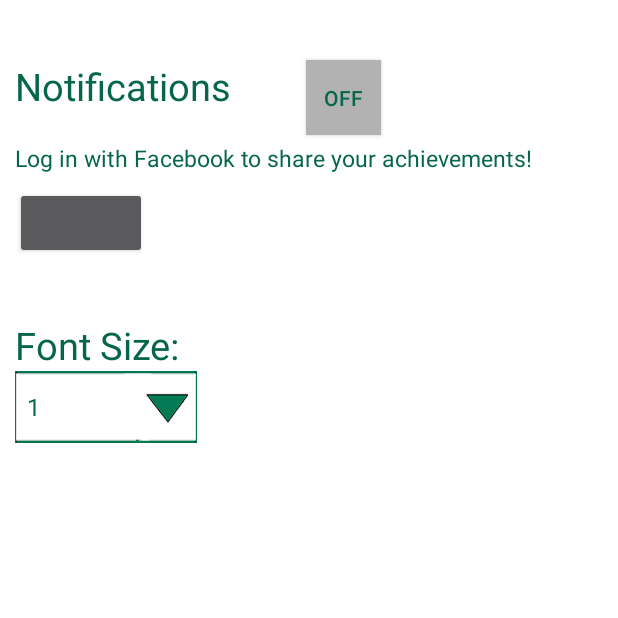
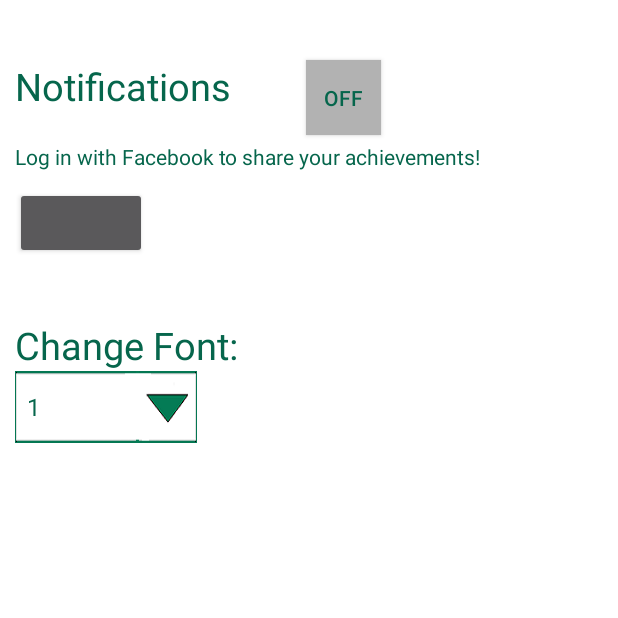
Before and after one commit to d-baranowski/Team-2, an Android app: the fragment OptionsFragment shown on its own in the app's theme, on a phone screen of 412 x 824 dp, the top half of it. Run offline under Robolectric (Android 15) with nearby library versions, the phone set to English and light mode, and no system bars; libraries missing offline, so code that uses them is left out: uk.co.chrisjenx; plain views replace LoginButton; 8 statements that could not run were skipped.

```diff
--- a/Lloyds_Bank_Team2_App2/app/src/main/java/com/team/two/lloyds_app/exceptions/EmptyMandatoryFieldException.java
+++ b/Lloyds_Bank_Team2_App2/app/src/main/java/com/team/two/lloyds_app/exceptions/EmptyMandatoryFieldException.java
@@ -1,4 +1,4 @@
-package com.team.two.lloyds_app.Exceptions;
+package com.team.two.lloyds_app.exceptions;
 
 /**
  * Created by danielbaranowski on 29/03/15.
--- a/Lloyds_Bank_Team2_App2/app/src/main/java/com/team/two/lloyds_app/screens/fragments/OptionsFragment.java
+++ b/Lloyds_Bank_Team2_App2/app/src/main/java/com/team/two/lloyds_app/screens/fragments/OptionsFragment.java
@@ -37,17 +37,19 @@ Purpose : Options screen
         import com.team.two.lloyds_app.R;
         import com.facebook.FacebookSdk;
 
+        import uk.co.chrisjenx.calligraphy.CalligraphyConfig;
 
 
-
-public class OptionsFragment extends android.support.v4.app.Fragment implements CompoundButton.OnCheckedChangeListener {
+  public class OptionsFragment extends android.support.v4.app.Fragment implements CompoundButton.OnCheckedChangeListener {
     View Root;
     public static final String TITLE = "Options";
 
     //UI References
     private ToggleButton notificationsToggle;
     private Spinner FontSpinner;
-    private String[] Font_size = {"1", "2", "3"};
+    private String[] Font = {"1", "2", "3"};
+    private Button doneButton;
+
 
     //facebook SDK References
     private CallbackManager mCallbackManager;
@@ -58,6 +60,7 @@ public class OptionsFragment extends android.support.v4.app.Fragment implements
         FacebookSdk.sdkInitialize(getActivity().getApplicationContext());
         mCallbackManager = CallbackManager.Factory.create();
         notificationsToggle = (ToggleButton) getActivity().findViewById(R.id.notifications_toggle);
+
     }
 
 
@@ -93,22 +96,45 @@ public class OptionsFragment extends android.support.v4.app.Fragment implements
         Root = inflater.inflate(R.layout.fragment_options, container, false);
         getActivity().setRequestedOrientation(ActivityInfo.SCREEN_ORIENTATION_PORTRAIT);
         final Spinner FontSpinner = (Spinner) Root.findViewById(R.id.font_size_spinner);
-        ArrayAdapter<String> adapter = new ArrayAdapter<String>(getActivity(), R.layout.support_simple_spinner_dropdown_item, Font_size);
+        final ArrayAdapter<String> adapter = new ArrayAdapter<String>(getActivity(), R.layout.support_simple_spinner_dropdown_item, Font);
         adapter.setDropDownViewResource(android.R.layout.simple_spinner_dropdown_item);
         FontSpinner.setAdapter(adapter);
-        FontSpinner.setOnItemSelectedListener(new AdapterView.OnItemSelectedListener() {
+        AdapterView.OnItemSelectedListener onSpinner = new AdapterView.OnItemSelectedListener() {
             @Override
             public void onItemSelected(AdapterView<?> parent, View view, int position, long id) {
+                String font1 = "1";
+                String font2="2";
+                String font3="3";
+                if (((String) parent.getSelectedItem()) == font1 ) {
+                    CalligraphyConfig.initDefault(new CalligraphyConfig.Builder()
+                            .setDefaultFontPath("fonts/Exo2-Bold.ttf")
+                            .setFontAttrId(R.attr.fontPath)
+                            .build());
+                }
+                if ((String)parent.getSelectedItem() == font2) {
+                    CalligraphyConfig.initDefault(new CalligraphyConfig.Builder()
+                            .setDefaultFontPath("fonts/Oxygen-Bold.otf")
+                            .setFontAttrId(R.attr.fontPath)
+                            .build());
+                }
+                if ((String)parent.getSelectedItem() == font3) {
+                    CalligraphyConfig.initDefault(new CalligraphyConfig.Builder()
+                            .setDefaultFontPath("fonts/TitilliumWeb-Bold.ttf")
+                            .setFontAttrId(R.attr.fontPath)
+                            .build());
+
+                }
 
             }
+                @Override
+                public void onNothingSelected (AdapterView < ? > parent){
 
-            @Override
-            public void onNothingSelected(AdapterView<?> parent) {
+                }
 
-            }
 
-    });
+        };
 
+        FontSpinner.setOnItemSelectedListener(onSpinner);
         return Root;
     }
 
--- a/Lloyds_Bank_Team2_App2/app/src/main/res/layout/fragment_options.xml
+++ b/Lloyds_Bank_Team2_App2/app/src/main/res/layout/fragment_options.xml
@@ -6,11 +6,11 @@
     tools:context="com.team.two.lloyds_app.screens.fragments.OptionsFragment"
     android:background="#ffffffff">
 
-    <TextView style="@style/options_font"
+    <TextView
         android:id="@+id/fbLoginMessage"
         android:layout_below="@+id/notifications_text"
         android:text="@string/fb_not_logged_in_message"
-        android:textSize="15sp"
+        android:textSize="14sp"
         android:textColor="@color/lloyds_green"
         android:layout_marginLeft="10dp"
         android:layout_width="wrap_content"
@@ -26,7 +26,7 @@
         />
 
     <TextView style="@style/options_screen_text"
-        android:text="Font Size:"
+        android:text="Change Font:"
         android:id="@+id/font_size_text"
         android:layout_below="@+id/login_button"
         />
--- a/Lloyds_Bank_Team2_App2/app/src/main/res/values/styles_options_screen.xml
+++ b/Lloyds_Bank_Team2_App2/app/src/main/res/values/styles_options_screen.xml
@@ -5,14 +5,9 @@
         <item name="android:textSize">25sp</item>
         <item name="android:layout_marginLeft">10dp</item>
         <item name="android:textColor">@color/lloyds_green</item>
-        <item name="fontPath">fonts/TitilliumWeb-Bold.ttf</item>
         <item name="android:layout_marginTop">40dp</item>
         <item name="android:layout_width">wrap_content</item>
         <item name="android:layout_height">wrap_content</item>
-    </style>
-
-    <style name ="options_font">
-        <item name="fontPath">fonts/TitilliumWeb-Bold.ttf</item>
     </style>
 
     <style name="Options_switch">
```
Also changed, not shown: 1 other file.
